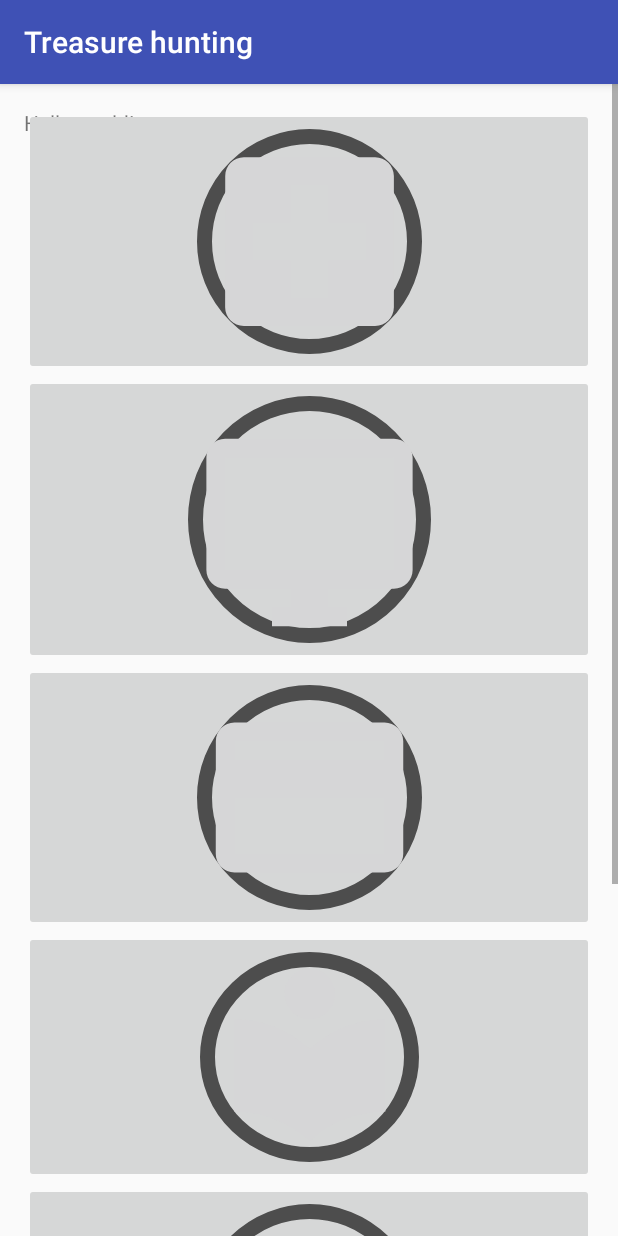
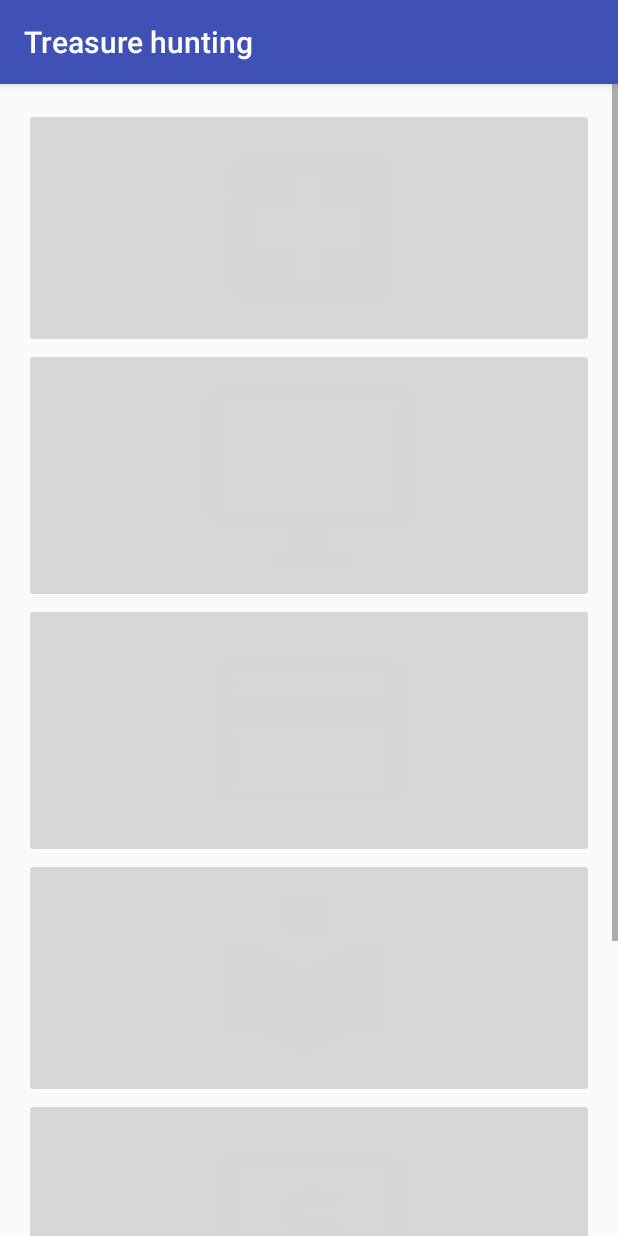
Before and after one commit to alberolimpica/Beacons-Android-App, an Android app: the TreasureHunting screen opened directly, with no data from a screen before it, on a phone screen of 412 x 824 dp. Run offline under Robolectric (Android 15) with nearby library versions, the light colour scheme and no system bars; libraries missing offline, so code that uses them is left out: org.altbeacon.beacon; 3 statements that could not run were skipped.

Commit message:
Colors changing

```diff
--- a/app/src/main/res/drawable/boi.xml
+++ b/app/src/main/res/drawable/boi.xml
@@ -1,33 +1,9 @@
-<layer-list xmlns:tools="http://schemas.android.com/tools"
-xmlns:android="http://schemas.android.com/apk/res/android">
-<item
-    android:top="4dp"
-    android:right="4dp"
-    android:bottom="4dp"
-    android:left="4dp"
-    tools:targetApi="lollipop">
-    <shape
-        android:shape="oval">
-
-        <stroke android:width="10dp"
-            android:color="#4d4d4d"/>
-    </shape>
-</item>
-<item
-    android:top="4dp"
-    android:right="4dp"
-    android:bottom="4dp"
-    android:left="4dp">
     <vector xmlns:android="http://schemas.android.com/apk/res/android"
         android:width="150dp"
         android:height="150dp"
         android:viewportWidth="24.0"
-        android:viewportHeight="24.0"
-        tools:targetApi="lollipop">
+        android:viewportHeight="24.0">
         <path
             android:fillColor="@color/common_plus_signin_btn_text_light_default"
             android:pathData="M11,17h2v-1h1c0.55,0 1,-0.45 1,-1v-3c0,-0.55 -0.45,-1 -1,-1h-3v-1h4L15,8h-2L13,7h-2v1h-1c-0.55,0 -1,0.45 -1,1v3c0,0.55 0.45,1 1,1h3v1L9,14v2h2v1zM20,4L4,4c-1.11,0 -1.99,0.89 -1.99,2L2,18c0,1.11 0.89,2 2,2h16c1.11,0 2,-0.89 2,-2L22,6c0,-1.11 -0.89,-2 -2,-2zM20,18L4,18L4,6h16v12z"/>
-
     </vector>
-</item>
-</layer-list>
--- a/app/src/main/res/drawable/bus.xml
+++ b/app/src/main/res/drawable/bus.xml
@@ -1,33 +1,11 @@
-<layer-list xmlns:tools="http://schemas.android.com/tools"
-xmlns:android="http://schemas.android.com/apk/res/android">
-<item
-    android:top="4dp"
-    android:right="4dp"
-    android:bottom="4dp"
-    android:left="4dp"
-    tools:targetApi="lollipop">
-    <shape
-        android:shape="oval">
 
-        <stroke android:width="10dp"
-            android:color="#4d4d4d"/>
-    </shape>
-</item>
-<item
-    android:top="5dp"
-    android:right="3dp"
-    android:bottom="4dp"
-    android:left="4dp">
     <vector xmlns:android="http://schemas.android.com/apk/res/android"
         android:width="150dp"
         android:height="150dp"
         android:viewportWidth="50.0"
-        android:viewportHeight="50.0"
-        tools:targetApi="lollipop">
+        android:viewportHeight="50.0">
         <path
             android:fillColor="@color/common_plus_signin_btn_text_light_default"
             android:pathData="M8,32c0,1.77 0.78,3.34 2,4.44L10,40c0,1.1 0.9,2 2,2h2c1.11,0 2,-0.9 2,-2v-2h16v2c0,1.1 0.89,2 2,2h2c1.1,0 2,-0.9 2,-2v-3.56c1.22,-1.1 2,-2.67 2,-4.44L40,12c0,-7 -7.16,-8 -16,-8S8,5 8,12v20zM15,34c-1.66,0 -3,-1.34 -3,-3s1.34,-3 3,-3 3,1.34 3,3 -1.34,3 -3,3zM33,34c-1.66,0 -3,-1.34 -3,-3s1.34,-3 3,-3 3,1.34 3,3 -1.34,3 -3,3zM36,22L12,22L12,12h24v10z"/>
 
     </vector>
-</item>
-</layer-list>
--- a/app/src/main/res/drawable/cardoffice.xml
+++ b/app/src/main/res/drawable/cardoffice.xml
@@ -1,33 +1,11 @@
 <?xml version="1.0" encoding="utf-8"?>
-<layer-list xmlns:tools="http://schemas.android.com/tools"
-    xmlns:android="http://schemas.android.com/apk/res/android">
-    <item
-        android:top="4dp"
-        android:right="4dp"
-        android:bottom="4dp"
-        android:left="4dp"
-        tools:targetApi="lollipop">
-        <shape
-            android:shape="oval">
 
-            <stroke android:width="10dp"
-                android:color="#4d4d4d"/>
-        </shape>
-    </item>
-    <item
-        android:top="4dp"
-        android:right="4dp"
-        android:bottom="4dp"
-        android:left="4dp">
         <vector xmlns:android="http://schemas.android.com/apk/res/android"
             android:width="150dp"
             android:height="150dp"
             android:viewportWidth="24.0"
-            android:viewportHeight="24.0"
-            tools:targetApi="lollipop">
+            android:viewportHeight="24.0">
             <path
                 android:fillColor="@color/common_plus_signin_btn_text_light_default"
                 android:pathData="M20,4L4,4c-1.11,0 -1.99,0.89 -1.99,2L2,18c0,1.11 0.89,2 2,2h16c1.11,0 2,-0.89 2,-2L22,6c0,-1.11 -0.89,-2 -2,-2zM20,18L4,18v-6h16v6zM20,8L4,8L4,6h16v2z"/>
         </vector>
-    </item>
-</layer-list>
--- a/app/src/main/res/drawable/it_service.xml
+++ b/app/src/main/res/drawable/it_service.xml
@@ -1,33 +1,11 @@
 <?xml version="1.0" encoding="utf-8"?>
-<layer-list xmlns:tools="http://schemas.android.com/tools"
-    xmlns:android="http://schemas.android.com/apk/res/android">
-    <item
-        android:top="4dp"
-        android:right="4dp"
-        android:bottom="4dp"
-        android:left="4dp"
-        tools:targetApi="lollipop">
-        <shape
-            android:shape="oval">
 
-            <stroke android:width="10dp"
-                android:color="#4d4d4d"/>
-        </shape>
-    </item>
-    <item
-        android:top="20dp"
-        android:right="10dp"
-        android:bottom="3dp"
-        android:left="10dp">
         <vector xmlns:android="http://schemas.android.com/apk/res/android"
             android:width="150dp"
             android:height="150dp"
             android:viewportWidth="24.0"
-            android:viewportHeight="24.0"
-            tools:targetApi="lollipop">
+            android:viewportHeight="24.0">
             <path
                 android:fillColor="@color/common_plus_signin_btn_text_light_default"
                 android:pathData="M21,2L3,2c-1.1,0 -2,0.9 -2,2v12c0,1.1 0.9,2 2,2h7v2L8,20v2h8v-2h-2v-2h7c1.1,0 2,-0.9 2,-2L23,4c0,-1.1 -0.9,-2 -2,-2zM21,16L3,16L3,4h18v12z"/>
         </vector>
-    </item>
-</layer-list>
--- a/app/src/main/res/drawable/library.xml
+++ b/app/src/main/res/drawable/library.xml
@@ -1,32 +1,9 @@
-<layer-list xmlns:tools="http://schemas.android.com/tools"
-xmlns:android="http://schemas.android.com/apk/res/android">
-<item
-    android:top="4dp"
-    android:right="4dp"
-    android:bottom="4dp"
-    android:left="4dp"
-    tools:targetApi="lollipop">
-    <shape
-        android:shape="oval">
-
-        <stroke android:width="10dp"
-            android:color="#4d4d4d"/>
-    </shape>
-</item>
-<item
-    android:top="4dp"
-    android:right="4dp"
-    android:bottom="4dp"
-    android:left="10dp">
     <vector xmlns:android="http://schemas.android.com/apk/res/android"
         android:width="140dp"
         android:height="140dp"
         android:viewportWidth="50.0"
-        android:viewportHeight="50.0"
-        tools:targetApi="lollipop">
+        android:viewportHeight="50.0">
         <path
             android:fillColor="@color/common_plus_signin_btn_text_light_default"
             android:pathData="M24,23.09C19.27,18.7 12.96,16 6,16v22c6.96,0 13.27,2.7 18,7.09C28.73,40.7 35.04,38 42,38V16c-6.96,0 -13.27,2.7 -18,7.09zM24,16c3.31,0 6,-2.69 6,-6s-2.69,-6 -6,-6 -6,2.69 -6,6 2.69,6 6,6z"/>
     </vector>
-</item>
-</layer-list>
--- a/app/src/main/res/drawable/medical_centre.xml
+++ b/app/src/main/res/drawable/medical_centre.xml
@@ -1,34 +1,10 @@
-<?xml version="1.0" encoding="utf-8"?>
-<layer-list xmlns:tools="http://schemas.android.com/tools"
-    xmlns:android="http://schemas.android.com/apk/res/android">
-    <item
-        android:top="4dp"
-        android:right="4dp"
-        android:bottom="4dp"
-        android:left="4dp"
-        tools:targetApi="lollipop">
-        <shape
-            android:shape="oval">
+<vector xmlns:android="http://schemas.android.com/apk/res/android"
+    android:width="140dp"
+    android:height="140dp"
+    android:viewportWidth="24.0"
+    android:viewportHeight="24.0">
+    <path
+        android:fillColor="@color/common_plus_signin_btn_text_light_default"
+        android:pathData="M19,3L5,3c-1.1,0 -1.99,0.9 -1.99,2L3,19c0,1.1 0.9,2 2,2h14c1.1,0 2,-0.9 2,-2L21,5c0,-1.1 -0.9,-2 -2,-2zM18,14h-4v4h-4v-4L6,14v-4h4L10,6h4v4h4v4z"/>
 
-            <stroke android:width="10dp"
-                android:color="#4d4d4d"/>
-        </shape>
-    </item>
-    <item
-        android:top="4dp"
-        android:right="4dp"
-        android:bottom="4dp"
-        android:left="4dp">
-        <vector xmlns:android="http://schemas.android.com/apk/res/android"
-            android:width="150dp"
-            android:height="150dp"
-            android:viewportWidth="24.0"
-            android:viewportHeight="24.0"
-            tools:targetApi="lollipop">
-            <path
-                android:fillColor="@color/common_plus_signin_btn_text_light_default"
-                android:pathData="M19,3L5,3c-1.1,0 -1.99,0.9 -1.99,2L3,19c0,1.1 0.9,2 2,2h14c1.1,0 2,-0.9 2,-2L21,5c0,-1.1 -0.9,-2 -2,-2zM18,14h-4v4h-4v-4L6,14v-4h4L10,6h4v4h4v4z"
-                tools:targetApi="lollipop" />
-        </vector>
-    </item>
-</layer-list>
+    </vector>
--- a/app/src/main/res/drawable/post.xml
+++ b/app/src/main/res/drawable/post.xml
@@ -1,33 +1,12 @@
 <?xml version="1.0" encoding="utf-8"?>
-<layer-list xmlns:tools="http://schemas.android.com/tools"
-    xmlns:android="http://schemas.android.com/apk/res/android">
-    <item
-        android:top="4dp"
-        android:right="4dp"
-        android:bottom="4dp"
-        android:left="4dp"
-        tools:targetApi="lollipop">
-        <shape
-            android:shape="oval">
 
-            <stroke android:width="10dp"
-                android:color="#4d4d4d"/>
-        </shape>
-    </item>
-    <item
-        android:top="4dp"
-        android:right="4dp"
-        android:bottom="4dp"
-        android:left="4dp">
         <vector xmlns:android="http://schemas.android.com/apk/res/android"
             android:width="150dp"
             android:height="150dp"
             android:viewportWidth="24.0"
-            android:viewportHeight="24.0"
-            tools:targetApi="lollipop">
+            android:viewportHeight="24.0">
+
             <path
                 android:fillColor="@color/common_plus_signin_btn_text_light_default"
                 android:pathData="M20,4L4,4c-1.1,0 -1.99,0.9 -1.99,2L2,18c0,1.1 0.9,2 2,2h16c1.1,0 2,-0.9 2,-2L22,6c0,-1.1 -0.9,-2 -2,-2zM20,8l-8,5 -8,-5L4,6l8,5 8,-5v2z"/>
         </vector>
-    </item>
-</layer-list>
--- a/app/src/main/res/layout/treasure.xml
+++ b/app/src/main/res/layout/treasure.xml
@@ -14,11 +14,7 @@
         android:paddingLeft="@dimen/activity_horizontal_margin"
         android:paddingRight="@dimen/activity_horizontal_margin"
         android:paddingTop="@dimen/activity_vertical_margin">
-        <TextView
-            android:text="@string/hello_world"
-            android:layout_width="match_parent"
-            android:layout_height="wrap_content"
-            android:id="@+id/message"/>
+
 
         <ImageButton
             style="@style/Image"
```
Also changed, not shown: app/src/main/java/com/example/r00143659/beacondeployment/TreasureHunting.java (+5 -5 lines). Lines whose indentation alone changed are shown as unchanged.
